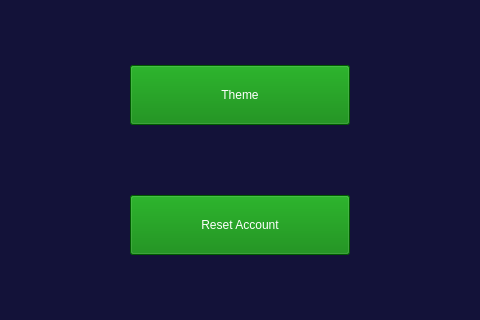
First picture: the form in ui_files/settings_frame.ui, repository omkar2887/Whack_A_Mole, before the edit; both pictures show x 160 to 640 and y 365 to 685 of the 800 by 800 pixel window.
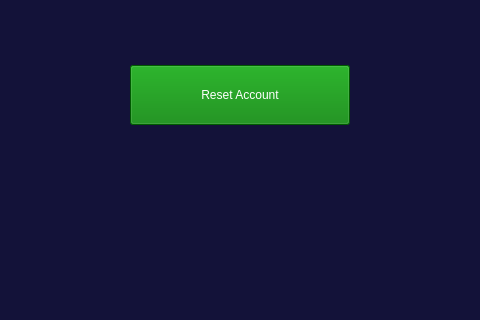
Second picture: the form after the edit. Icons and pictures are not drawn.

Commit message: removed theme(Abhishek)

```diff
--- a/ui_files/settings_frame.ui
+++ b/ui_files/settings_frame.ui
@@ -37,32 +37,11 @@
     <string>Profile</string>
    </property>
   </widget>
-  <widget class="QPushButton" name="f_theme">
-   <property name="geometry">
-    <rect>
-     <x>290</x>
-     <y>430</y>
-     <width>220</width>
-     <height>60</height>
-    </rect>
-   </property>
-   <property name="styleSheet">
-    <string notr="true">font: 16pt &quot;Arial Rounded MT Bold&quot;;
-padding:15px;
-background-color:green;
-color:white;
-
-</string>
-   </property>
-   <property name="text">
-    <string>Theme</string>
-   </property>
-  </widget>
   <widget class="QPushButton" name="f_resetacc">
    <property name="geometry">
     <rect>
      <x>290</x>
-     <y>560</y>
+     <y>430</y>
      <width>220</width>
      <height>60</height>
     </rect>
```
The commit also changes 2 other files.
